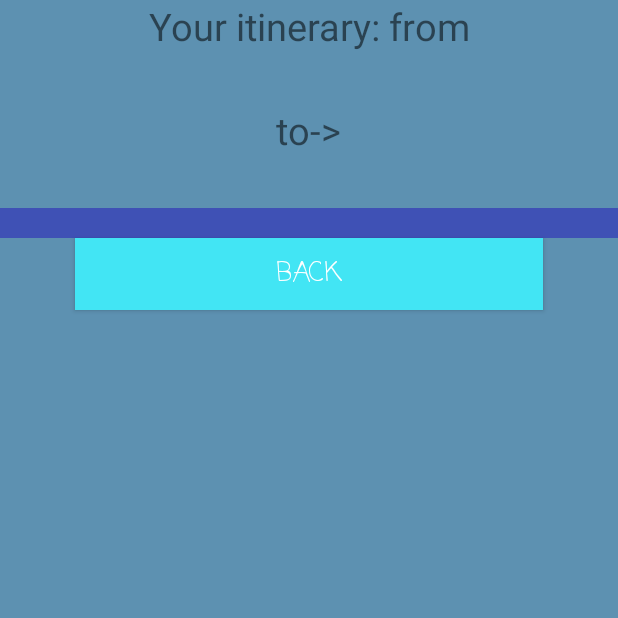
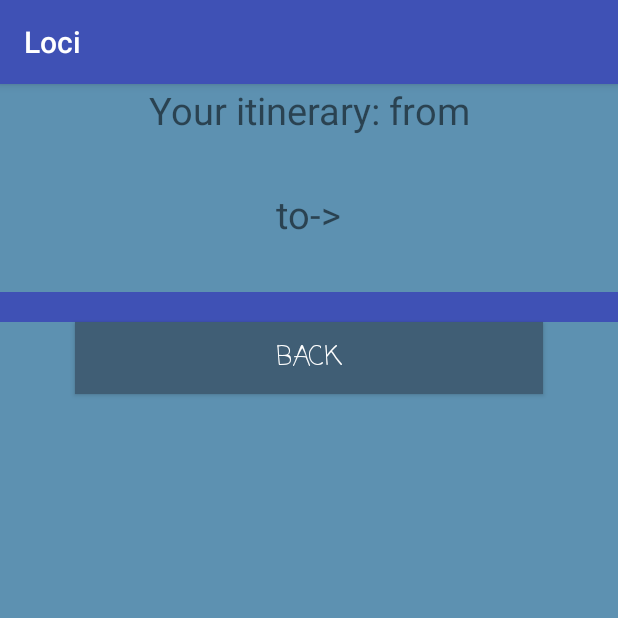
Before and after one commit to kryscooler2/LOCI, an Android app: the MetroLineDetail screen opened directly, with no data from a screen before it, on a phone screen of 412 x 824 dp, the top half of it. Run offline under Robolectric (Android 15) with nearby library versions, the phone set to English and light mode, and no system bars.

Commit message:
switch between pages

```diff
--- a/LOCI/front_loci/app/src/main/java/lociteam/com/loci/MetroLineDetail.java
+++ b/LOCI/front_loci/app/src/main/java/lociteam/com/loci/MetroLineDetail.java
@@ -3,13 +3,14 @@ package lociteam.com.loci;
 import android.app.Activity;
 import android.content.Intent;
 import android.os.Bundle;
+import android.support.v7.app.AppCompatActivity;
 import android.widget.TextView;
 
 /**
  * Created by linfengwang on 26/10/2017.
  */
 
-public class MetroLineDetail extends Activity{
+public class MetroLineDetail extends AppCompatActivity {
     @Override
     public void onCreate(Bundle savedInstanceState){
         super.onCreate(savedInstanceState);
--- a/LOCI/front_loci/app/src/main/res/layout/activity_result.xml
+++ b/LOCI/front_loci/app/src/main/res/layout/activity_result.xml
@@ -20,10 +20,9 @@
         android:id="@+id/departureStation"
         android:layout_width="wrap_content"
         android:layout_height="wrap_content"
-        android:gravity="center"
         android:textSize="25sp"
-        android:layout_marginLeft="150sp"
-        android:layout_marginRight="150sp"/>
+        android:layout_gravity="center"
+        android:gravity="center"/>
 
     <TextView
         android:id="@+id/testDescription"
@@ -38,10 +37,9 @@
         android:id="@+id/arrivalStation"
         android:layout_width="wrap_content"
         android:layout_height="wrap_content"
+        android:textSize="25sp"
         android:gravity="center"
-        android:textSize="25sp"
-        android:layout_marginLeft="150sp"
-        android:layout_marginRight="150sp"/>
+        android:layout_gravity="center"/>
 
     <ListView
         android:id="@+id/station_list"
@@ -62,12 +60,10 @@
         android:layout_marginRight="50dp"
         android:fontFamily="casual"
         android:text="Back"
+        android:layout_gravity="center"
         android:textColor="@android:color/background_light"
         android:textSize="18sp"
-        app:layout_constraintBottom_toBottomOf="parent"
-        app:layout_constraintLeft_toLeftOf="parent"
-        app:layout_constraintRight_toRightOf="parent"
-        android:background="@color/testcolor"
+        android:background="@color/service"
         />
 
 </LinearLayout>
```
Also changed, not shown: LOCI/back_loci/src/main/java/com/loci/controller/StationAndSubwayController.java (+8 -3 lines), LOCI/back_loci/src/main/java/com/loci/services/NetworkService.java (+13 -1 lines), LOCI/front_loci/app/src/main/java/lociteam/com/loci/MapResult.java (+8 -10 lines), 2 other files.
